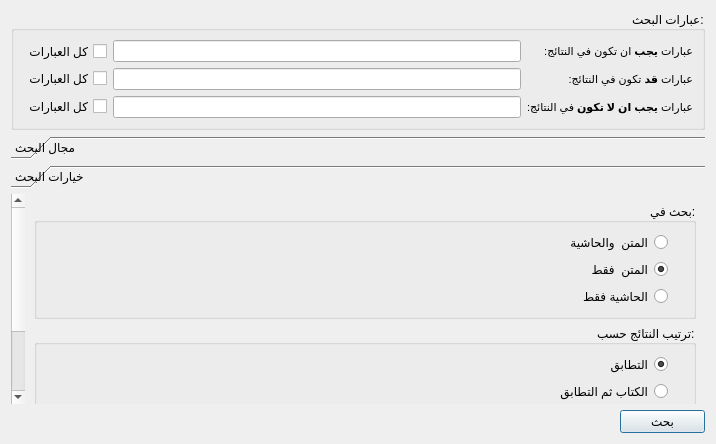
This is src/shamelasearchwidget.ui in boussouira/albahhet as Qt 5 draws it before an edit. The edited form follows.
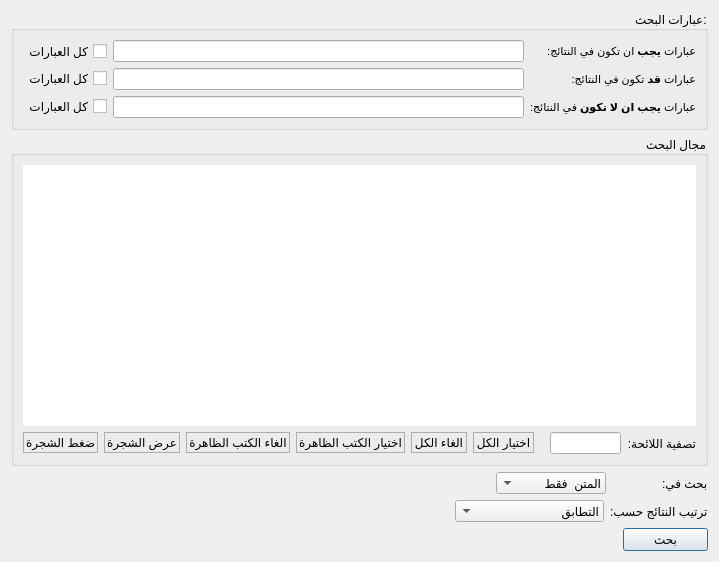
This is the edited form. The open tabs and pages were chosen to show the change. Icons and pictures are not drawn. Custom widgets are drawn as their Qt base class.

Commit message: Change search widget and some fixes

Patch:
```diff
--- a/src/shamelasearchwidget.ui
+++ b/src/shamelasearchwidget.ui
@@ -6,8 +6,8 @@
    <rect>
     <x>0</x>
     <y>0</y>
-    <width>716</width>
-    <height>444</height>
+    <width>719</width>
+    <height>562</height>
    </rect>
   </property>
   <property name="windowTitle">
@@ -16,6 +16,9 @@
   <property name="layoutDirection">
    <enum>Qt::RightToLeft</enum>
   </property>
+  <property name="autoFillBackground">
+   <bool>true</bool>
+  </property>
   <layout class="QVBoxLayout" name="verticalLayout_3">
    <item>
     <widget class="QGroupBox" name="groupBox">
@@ -121,20 +124,11 @@
     </widget>
    </item>
    <item>
-    <widget class="QToolBox" name="toolBox">
-     <widget class="QWidget" name="page">
-      <property name="geometry">
-       <rect>
-        <x>0</x>
-        <y>0</y>
-        <width>698</width>
-        <height>230</height>
-       </rect>
-      </property>
-      <attribute name="label">
+    <widget class="QGroupBox" name="groupSearchFilter">
+     <property name="title">
        <string>مجال البحث</string>
-      </attribute>
-      <layout class="QVBoxLayout" name="verticalLayout_6">
+     </property>
+     <layout class="QVBoxLayout" name="verticalLayout">
        <item>
         <widget class="QTreeView" name="treeViewBooks">
          <property name="frameShape">
@@ -202,7 +196,7 @@
           <widget class="QWidget" name="widgetSearchTools" native="true">
            <property name="styleSheet">
             <string notr="true">QPushButton:hover{background-color: qlineargradient(spread:pad, x1:1, y1:1, x2:1, y2:0, stop:0 rgba(0, 0, 0, 0), stop:1 rgba(255, 187, 187, 255));}
-QPushButton{border: 1px solid black;padding:2px;}</string>
+QPushButton{border: 1px solid rgb(173, 173, 173);padding:2px;}</string>
            </property>
            <layout class="QHBoxLayout" name="horizontalLayout_2">
             <property name="margin">
@@ -278,127 +272,119 @@
        </item>
       </layout>
      </widget>
-     <widget class="QWidget" name="page_2">
-      <property name="geometry">
-       <rect>
-        <x>0</x>
-        <y>0</y>
-        <width>681</width>
-        <height>268</height>
-       </rect>
-      </property>
-      <attribute name="label">
-       <string>خيارات البحث</string>
-      </attribute>
-      <layout class="QVBoxLayout" name="verticalLayout_4">
+   </item>
        <item>
-        <widget class="QGroupBox" name="groupBox_2">
-         <property name="title">
+    <layout class="QHBoxLayout" name="horizontalLayout_6">
+     <item>
+      <widget class="QLabel" name="label_5">
+       <property name="text">
           <string>بحث في:</string>
          </property>
-         <layout class="QVBoxLayout" name="verticalLayout_5">
-          <property name="rightMargin">
-           <number>25</number>
-          </property>
+       <property name="alignment">
+        <set>Qt::AlignRight|Qt::AlignTrailing|Qt::AlignVCenter</set>
+       </property>
+       <property name="indent">
+        <number>50</number>
+       </property>
+      </widget>
+     </item>
           <item>
-           <widget class="QRadioButton" name="radioSearchBoth">
+      <widget class="QComboBox" name="comboSearchIn">
+       <property name="currentIndex">
+        <number>1</number>
+       </property>
+       <item>
             <property name="text">
              <string>المتن  والحاشية</string>
             </property>
-           </widget>
           </item>
           <item>
-           <widget class="QRadioButton" name="radioSearchText">
             <property name="text">
              <string>المتن  فقط</string>
             </property>
-            <property name="checked">
-             <bool>true</bool>
-            </property>
-           </widget>
           </item>
           <item>
-           <widget class="QRadioButton" name="radioSearchFN">
             <property name="text">
              <string>الحاشية فقط</string>
             </property>
-           </widget>
-          </item>
-         </layout>
-        </widget>
+       </item>
+      </widget>
+     </item>
+     <item>
+      <spacer name="horizontalSpacer_2">
+       <property name="orientation">
+        <enum>Qt::Horizontal</enum>
+       </property>
+       <property name="sizeHint" stdset="0">
+        <size>
+         <width>40</width>
+         <height>20</height>
+        </size>
+       </property>
+      </spacer>
+     </item>
+    </layout>
        </item>
        <item>
-        <widget class="QGroupBox" name="groupBox_3">
-         <property name="title">
+    <layout class="QHBoxLayout" name="horizontalLayout_5">
+     <item>
+      <widget class="QLabel" name="label_6">
+       <property name="text">
           <string>ترتيب النتائج حسب:</string>
          </property>
-         <layout class="QVBoxLayout" name="verticalLayout">
-          <property name="rightMargin">
-           <number>25</number>
-          </property>
+       <property name="alignment">
+        <set>Qt::AlignRight|Qt::AlignTrailing|Qt::AlignVCenter</set>
+       </property>
+      </widget>
+     </item>
           <item>
-           <widget class="QRadioButton" name="radioSortRelvance">
+      <widget class="QComboBox" name="comboSortBy">
+       <item>
             <property name="text">
              <string>التطابق</string>
             </property>
-            <property name="checked">
-             <bool>true</bool>
-            </property>
-           </widget>
           </item>
           <item>
-           <widget class="QRadioButton" name="radioSortBookRelv">
             <property name="text">
              <string>الكتاب ثم التطابق</string>
             </property>
-           </widget>
           </item>
           <item>
-           <widget class="QRadioButton" name="radioSortBookPage">
             <property name="text">
              <string>كتاب ثم ترتيب الصفحات</string>
             </property>
-           </widget>
           </item>
           <item>
-           <widget class="QRadioButton" name="radioSortDeathRelv">
-            <property name="sizePolicy">
-             <sizepolicy hsizetype="Minimum" vsizetype="Fixed">
-              <horstretch>0</horstretch>
-              <verstretch>0</verstretch>
-             </sizepolicy>
-            </property>
+        <property name="text">
+         <string>وفاة المؤلف ثم التطابق</string>
+        </property>
+       </item>
+       <item>
             <property name="text">
              <string>وفاة المؤلف ثم التطابق</string>
             </property>
-           </widget>
           </item>
           <item>
-           <widget class="QRadioButton" name="radioSortDeathBook">
             <property name="text">
              <string>وفاة المؤلف ثم الكتاب</string>
             </property>
-           </widget>
-          </item>
-         </layout>
+       </item>
         </widget>
        </item>
        <item>
-        <spacer name="verticalSpacer">
+      <spacer name="horizontalSpacer_3">
          <property name="orientation">
-          <enum>Qt::Vertical</enum>
+        <enum>Qt::Horizontal</enum>
          </property>
          <property name="sizeHint" stdset="0">
           <size>
-           <width>126</width>
-           <height>100</height>
+         <width>40</width>
+         <height>20</height>
           </size>
          </property>
         </spacer>
        </item>
       </layout>
-     </widget>
-    </widget>
    </item>
    <item>
     <widget class="QPushButton" name="pushSearch">
@@ -423,6 +409,16 @@
     </widget>
    </item>
   </layout>
+  <zorder>groupBox</zorder>
+  <zorder>pushSearch</zorder>
+  <zorder>groupSearchFilter</zorder>
+  <zorder>label_5</zorder>
+  <zorder>label_6</zorder>
+  <zorder>comboSearchIn</zorder>
+  <zorder>comboSortBy</zorder>
+  <zorder>horizontalSpacer_2</zorder>
+  <zorder>horizontalSpacer_3</zorder>
+  <zorder>groupBox_2</zorder>
  </widget>
  <customwidgets>
   <customwidget>
```
Lines whose indentation alone changed are shown as unchanged. The commit also changes 5 other files.
